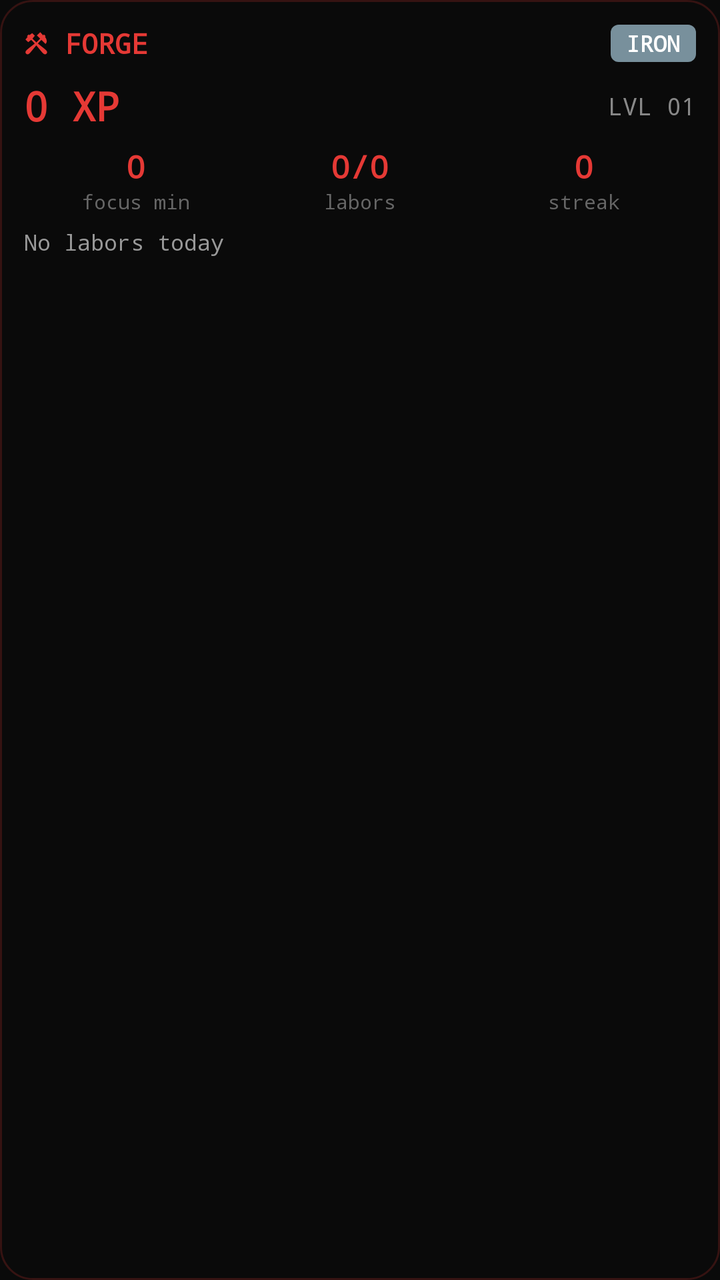
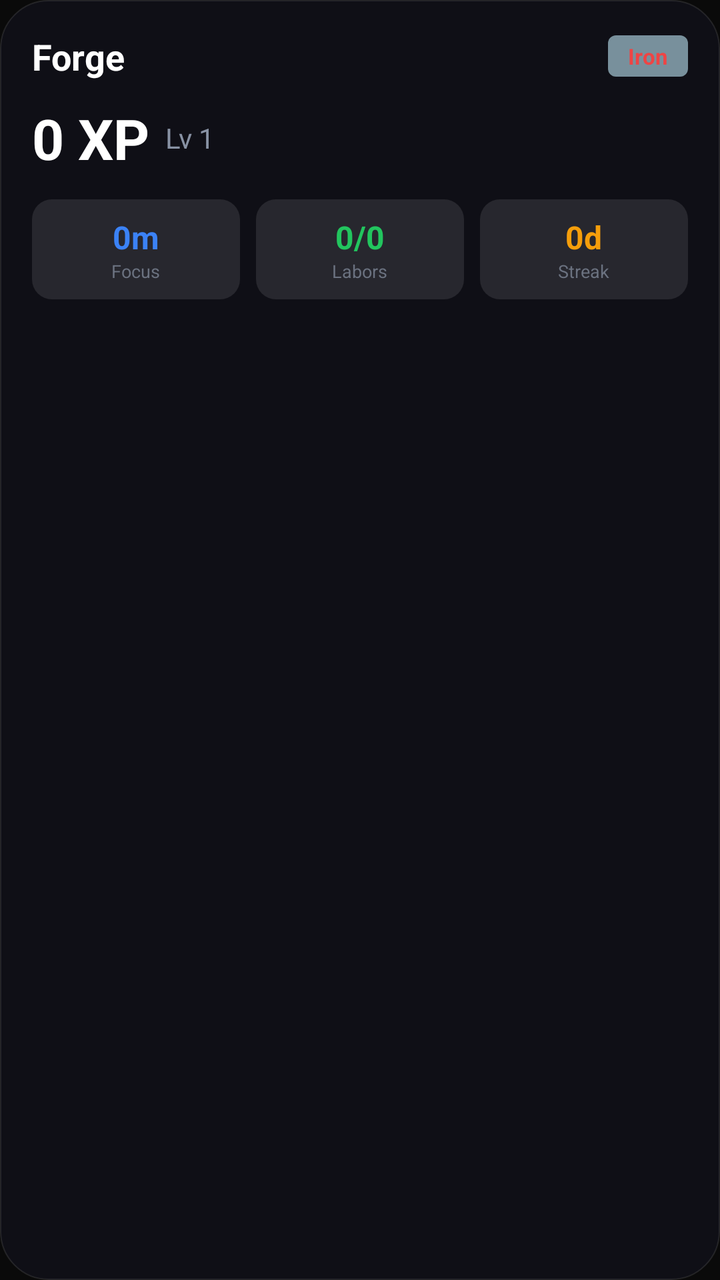

An Android layout rendered at two revisions. The XML below is the earlier revision; the diff shows what the commit changed to produce the second picture.
<!-- AndroidManifest.xml: application theme Theme.Forge -->
<!-- res/layout/widget_forge.xml -->
<?xml version="1.0" encoding="utf-8"?>
<LinearLayout xmlns:android="http://schemas.android.com/apk/res/android"
    android:id="@+id/widget_root"
    android:layout_width="match_parent"
    android:layout_height="match_parent"
    android:orientation="vertical"
    android:background="@drawable/widget_bg"
    android:padding="12dp">

    
    <LinearLayout
        android:layout_width="match_parent"
        android:layout_height="wrap_content"
        android:orientation="horizontal"
        android:gravity="center_vertical"
        android:layout_marginBottom="8dp">

        <TextView
            android:layout_width="0dp"
            android:layout_height="wrap_content"
            android:layout_weight="1"
            android:text="⚒ FORGE"
            android:textColor="#E53935"
            android:textSize="14sp"
            android:textStyle="bold"
            android:fontFamily="monospace" />

        <TextView
            android:id="@+id/widget_rank"
            android:layout_width="wrap_content"
            android:layout_height="wrap_content"
            android:text="IRON"
            android:textColor="#FFFFFF"
            android:textSize="11sp"
            android:textStyle="bold"
            android:fontFamily="monospace"
            android:background="@drawable/rank_pill_bg"
            android:paddingStart="8dp"
            android:paddingEnd="8dp"
            android:paddingTop="2dp"
            android:paddingBottom="2dp" />
    </LinearLayout>

    
    <LinearLayout
        android:layout_width="match_parent"
        android:layout_height="wrap_content"
        android:orientation="horizontal"
        android:gravity="center_vertical"
        android:layout_marginBottom="6dp">

        <TextView
            android:id="@+id/widget_xp"
            android:layout_width="0dp"
            android:layout_height="wrap_content"
            android:layout_weight="1"
            android:text="0 XP"
            android:textColor="#E53935"
            android:textSize="20sp"
            android:textStyle="bold"
            android:fontFamily="monospace" />

        <TextView
            android:id="@+id/widget_level"
            android:layout_width="wrap_content"
            android:layout_height="wrap_content"
            android:text="LVL 01"
            android:textColor="#888888"
            android:textSize="12sp"
            android:fontFamily="monospace" />
    </LinearLayout>

    
    <LinearLayout
        android:layout_width="match_parent"
        android:layout_height="wrap_content"
        android:orientation="horizontal"
        android:layout_marginBottom="6dp">

        <LinearLayout
            android:layout_width="0dp"
            android:layout_height="wrap_content"
            android:layout_weight="1"
            android:orientation="vertical"
            android:gravity="center">
            <TextView
                android:id="@+id/widget_focus"
                android:layout_width="wrap_content"
                android:layout_height="wrap_content"
                android:text="0"
                android:textColor="#E53935"
                android:textSize="16sp"
                android:textStyle="bold"
                android:fontFamily="monospace" />
            <TextView
                android:layout_width="wrap_content"
                android:layout_height="wrap_content"
                android:text="focus min"
                android:textColor="#666666"
                android:textSize="10sp"
                android:fontFamily="monospace" />
        </LinearLayout>

        <LinearLayout
            android:layout_width="0dp"
            android:layout_height="wrap_content"
            android:layout_weight="1"
            android:orientation="vertical"
            android:gravity="center">
            <TextView
                android:id="@+id/widget_labors"
                android:layout_width="wrap_content"
                android:layout_height="wrap_content"
                android:text="0/0"
                android:textColor="#E53935"
                android:textSize="16sp"
                android:textStyle="bold"
                android:fontFamily="monospace" />
            <TextView
                android:layout_width="wrap_content"
                android:layout_height="wrap_content"
                android:text="labors"
                android:textColor="#666666"
                android:textSize="10sp"
                android:fontFamily="monospace" />
        </LinearLayout>

        <LinearLayout
            android:layout_width="0dp"
            android:layout_height="wrap_content"
            android:layout_weight="1"
            android:orientation="vertical"
            android:gravity="center">
            <TextView
                android:id="@+id/widget_streak"
                android:layout_width="wrap_content"
                android:layout_height="wrap_content"
                android:text="0"
                android:textColor="#E53935"
                android:textSize="16sp"
                android:textStyle="bold"
                android:fontFamily="monospace" />
            <TextView
                android:layout_width="wrap_content"
                android:layout_height="wrap_content"
                android:text="streak"
                android:textColor="#666666"
                android:textSize="10sp"
                android:fontFamily="monospace" />
        </LinearLayout>
    </LinearLayout>

    
    <TextView
        android:id="@+id/widget_labor_list"
        android:layout_width="match_parent"
        android:layout_height="wrap_content"
        android:text="No labors today"
        android:textColor="#999999"
        android:textSize="11sp"
        android:fontFamily="monospace"
        android:maxLines="4"
        android:ellipsize="end" />

</LinearLayout>
<!-- resources referenced by this layout -->
<resources>
  <!-- drawable rank_pill_bg (drawable) -->
  <?xml version="1.0" encoding="utf-8"?>
  <shape xmlns:android="http://schemas.android.com/apk/res/android"
      android:shape="rectangle">
      <solid android:color="#78909C" />
      <corners android:radius="4dp" />
  </shape>
  <!-- drawable widget_bg (drawable) -->
  <?xml version="1.0" encoding="utf-8"?>
  <shape xmlns:android="http://schemas.android.com/apk/res/android"
      android:shape="rectangle">
      <solid android:color="#E60A0A0A" />
      <corners android:radius="16dp" />
      <stroke android:width="1dp" android:color="#33E53935" />
  </shape>
  <style name="Theme.Forge" parent="Theme.AppCompat.NoActionBar">
          <item name="android:windowBackground">#FF0A0A0A</item>
          <item name="android:statusBarColor">#FF0A0A0A</item>
          <item name="android:navigationBarColor">#FF0A0A0A</item>
          <item name="android:windowFullscreen">true</item>
          <item name="android:windowActionBar">false</item>
          <item name="android:windowNoTitle">true</item>
          <item name="colorPrimary">#FFCF4A</item>
          <item name="colorPrimaryDark">#0A0A0A</item>
          <item name="colorAccent">#FFCF4A</item>
      </style>
</resources>

<!-- the commit's change to res/layout/widget_forge.xml (unified diff, before → after) -->
@@ -3,163 +3,137 @@
     android:id="@+id/widget_root"
     android:layout_width="match_parent"
     android:layout_height="match_parent"
+    android:background="@drawable/widget_bg_glass"
     android:orientation="vertical"
-    android:background="@drawable/widget_bg"
-    android:padding="12dp">
-
-    
+    android:padding="16dp">
+    <LinearLayout
+        android:layout_width="match_parent"
+        android:layout_height="wrap_content"
+        android:orientation="horizontal"
+        android:gravity="center_vertical">
+        <TextView
+            android:layout_width="0dp"
+            android:layout_height="wrap_content"
+            android:layout_weight="1"
+            android:text="Forge"
+            android:textColor="#FFFFFF"
+            android:textSize="18sp"
+            android:textStyle="bold" />
+        <TextView
+            android:id="@+id/widget_rank"
+            android:layout_width="wrap_content"
+            android:layout_height="wrap_content"
+            android:text="Iron"
+            android:textColor="#ef4444"
+            android:textSize="11sp"
+            android:textStyle="bold"
+            android:background="@drawable/rank_pill_bg"
+            android:paddingStart="10dp"
+            android:paddingEnd="10dp"
+            android:paddingTop="3dp"
+            android:paddingBottom="3dp" />
+    </LinearLayout>
     <LinearLayout
         android:layout_width="match_parent"
         android:layout_height="wrap_content"
         android:orientation="horizontal"
         android:gravity="center_vertical"
-        android:layout_marginBottom="8dp">
-
+        android:layout_marginTop="10dp">
         <TextView
-            android:layout_width="0dp"
-            android:layout_height="wrap_content"
-            android:layout_weight="1"
-            android:text="⚒ FORGE"
-            android:textColor="#E53935"
-            android:textSize="14sp"
-            android:textStyle="bold"
-            android:fontFamily="monospace" />
-
-        <TextView
-            android:id="@+id/widget_rank"
+            android:id="@+id/widget_xp"
             android:layout_width="wrap_content"
             android:layout_height="wrap_content"
-            android:text="IRON"
+            android:text="0 XP"
             android:textColor="#FFFFFF"
-            android:textSize="11sp"
-            android:textStyle="bold"
-            android:fontFamily="monospace"
-            android:background="@drawable/rank_pill_bg"
-            android:paddingStart="8dp"
-            android:paddingEnd="8dp"
-            android:paddingTop="2dp"
-            android:paddingBottom="2dp" />
+            android:textSize="28sp"
+            android:textStyle="bold" />
+        <TextView
+            android:id="@+id/widget_level"
+            android:layout_width="wrap_content"
+            android:layout_height="wrap_content"
+            android:text="Lv 1"
+            android:textColor="#8892a4"
+            android:textSize="14sp"
+            android:layout_marginStart="8dp" />
     </LinearLayout>
-
-    
     <LinearLayout
         android:layout_width="match_parent"
         android:layout_height="wrap_content"
         android:orientation="horizontal"
-        android:gravity="center_vertical"
-        android:layout_marginBottom="6dp">
-
-        <TextView
-            android:id="@+id/widget_xp"
-            android:layout_width="0dp"
-            android:layout_height="wrap_content"
-            android:layout_weight="1"
-            android:text="0 XP"
-            android:textColor="#E53935"
-            android:textSize="20sp"
-            android:textStyle="bold"
-            android:fontFamily="monospace" />
-
-        <TextView
-            android:id="@+id/widget_level"
-            android:layout_width="wrap_content"
-            android:layout_height="wrap_content"
-            android:text="LVL 01"
-            android:textColor="#888888"
-            android:textSize="12sp"
-            android:fontFamily="monospace" />
-    </LinearLayout>
-
-    
-    <LinearLayout
-        android:layout_width="match_parent"
-        android:layout_height="wrap_content"
-        android:orientation="horizontal"
-        android:layout_marginBottom="6dp">
-
+        android:layout_marginTop="12dp"
+        android:gravity="center_horizontal">
         <LinearLayout
             android:layout_width="0dp"
             android:layout_height="wrap_content"
             android:layout_weight="1"
             android:orientation="vertical"
-            android:gravity="center">
+            android:gravity="center"
+            android:background="@drawable/stat_chip_bg"
+            android:padding="8dp"
+            android:layout_marginEnd="4dp">
             <TextView
                 android:id="@+id/widget_focus"
                 android:layout_width="wrap_content"
                 android:layout_height="wrap_content"
-                android:text="0"
-                android:textColor="#E53935"
+                android:text="0m"
+                android:textColor="#3b82f6"
                 android:textSize="16sp"
-                android:textStyle="bold"
-                android:fontFamily="monospace" />
+                android:textStyle="bold" />
             <TextView
                 android:layout_width="wrap_content"
                 android:layout_height="wrap_content"
-                android:text="focus min"
-                android:textColor="#666666"
-                android:textSize="10sp"
-                android:fontFamily="monospace" />
+                android:text="Focus"
+                android:textColor="#6b7280"
+                android:textSize="9sp" />
         </LinearLayout>
-
         <LinearLayout
             android:layout_width="0dp"
             android:layout_height="wrap_content"
             android:layout_weight="1"
             android:orientation="vertical"
-            android:gravity="center">
+            android:gravity="center"
+            android:background="@drawable/stat_chip_bg"
+            android:padding="8dp"
+            android:layout_marginStart="4dp"
+            android:layout_marginEnd="4dp">
             <TextView
                 android:id="@+id/widget_labors"
                 android:layout_width="wrap_content"
                 android:layout_height="wrap_content"
                 android:text="0/0"
-                android:textColor="#E53935"
+                android:textColor="#22c55e"
                 android:textSize="16sp"
-                android:textStyle="bold"
-                android:fontFamily="monospace" />
+                android:textStyle="bold" />
             <TextView
                 android:layout_width="wrap_content"
                 android:layout_height="wrap_content"
-                android:text="labors"
-                android:textColor="#666666"
-                android:textSize="10sp"
-                android:fontFamily="monospace" />
+                android:text="Labors"
+                android:textColor="#6b7280"
+                android:textSize="9sp" />
         </LinearLayout>
-
         <LinearLayout
             android:layout_width="0dp"
             android:layout_height="wrap_content"
             android:layout_weight="1"
             android:orientation="vertical"
-            android:gravity="center">
+            android:gravity="center"
+            android:background="@drawable/stat_chip_bg"
+            android:padding="8dp"
+            android:layout_marginStart="4dp">
             <TextView
                 android:id="@+id/widget_streak"
                 android:layout_width="wrap_content"
                 android:layout_height="wrap_content"
-                android:text="0"
-                android:textColor="#E53935"
+                android:text="0d"
+                android:textColor="#f59e0b"
                 android:textSize="16sp"
-                android:textStyle="bold"
-                android:fontFamily="monospace" />
+                android:textStyle="bold" />
             <TextView
                 android:layout_width="wrap_content"
                 android:layout_height="wrap_content"
-                android:text="streak"
-                android:textColor="#666666"
-                android:textSize="10sp"
-                android:fontFamily="monospace" />
+                android:text="Streak"
+                android:textColor="#6b7280"
+                android:textSize="9sp" />
         </LinearLayout>
     </LinearLayout>
-
-    
-    <TextView
-        android:id="@+id/widget_labor_list"
-        android:layout_width="match_parent"
-        android:layout_height="wrap_content"
-        android:text="No labors today"
-        android:textColor="#999999"
-        android:textSize="11sp"
-        android:fontFamily="monospace"
-        android:maxLines="4"
-        android:ellipsize="end" />
-
 </LinearLayout>
<!-- resource entries referenced after the edit -->
@@ -7,13 +7,18 @@
       <solid android:color="#78909C" />
       <corners android:radius="4dp" />
   </shape>
-  <!-- drawable widget_bg (drawable) -->
+  <!-- drawable stat_chip_bg (drawable) -->
   <?xml version="1.0" encoding="utf-8"?>
-  <shape xmlns:android="http://schemas.android.com/apk/res/android"
-      android:shape="rectangle">
-      <solid android:color="#E60A0A0A" />
-      <corners android:radius="16dp" />
-      <stroke android:width="1dp" android:color="#33E53935" />
+  <shape xmlns:android="http://schemas.android.com/apk/res/android" android:shape="rectangle">
+      <solid android:color="#1Affffff"/>
+      <corners android:radius="10dp"/>
+  </shape>
+  <!-- drawable widget_bg_glass (drawable) -->
+  <?xml version="1.0" encoding="utf-8"?>
+  <shape xmlns:android="http://schemas.android.com/apk/res/android" android:shape="rectangle">
+      <solid android:color="#E6101018"/>
+      <corners android:radius="24dp"/>
+      <stroke android:width="0.5dp" android:color="#1Affffff"/>
   </shape>
   <style name="Theme.Forge" parent="Theme.AppCompat.NoActionBar">
           <item name="android:windowBackground">#FF0A0A0A</item>
